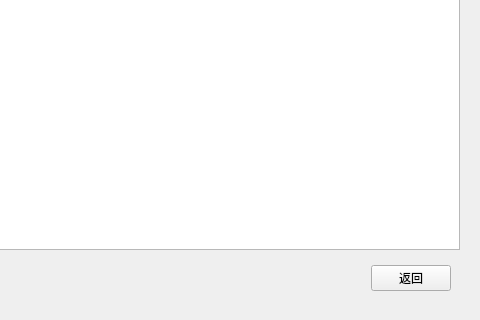
The window that ReadyToPlay/picksave.ui (tanxuan21/GreedySnake) describes before a commit, drawn with Qt 5; both pictures show x 181 to 661 and y 213 to 533 of the 661 by 533 pixel window.
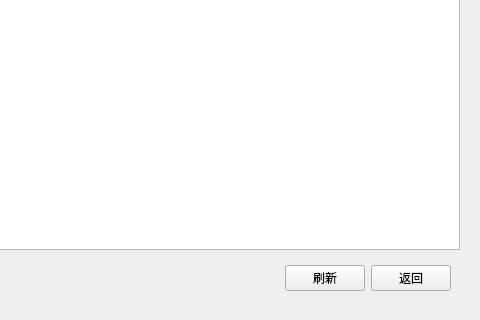
The same window after the commit.

```diff
--- a/ReadyToPlay/picksave.ui
+++ b/ReadyToPlay/picksave.ui
@@ -52,6 +52,13 @@
            </property>
           </spacer>
          </item>
+         <item>
+          <widget class="QPushButton" name="pickSave_refresh_button">
+           <property name="text">
+            <string>刷新</string>
+           </property>
+          </widget>
+         </item>
          <item>
           <widget class="QPushButton" name="pickSave_back_button">
            <property name="text">
```
